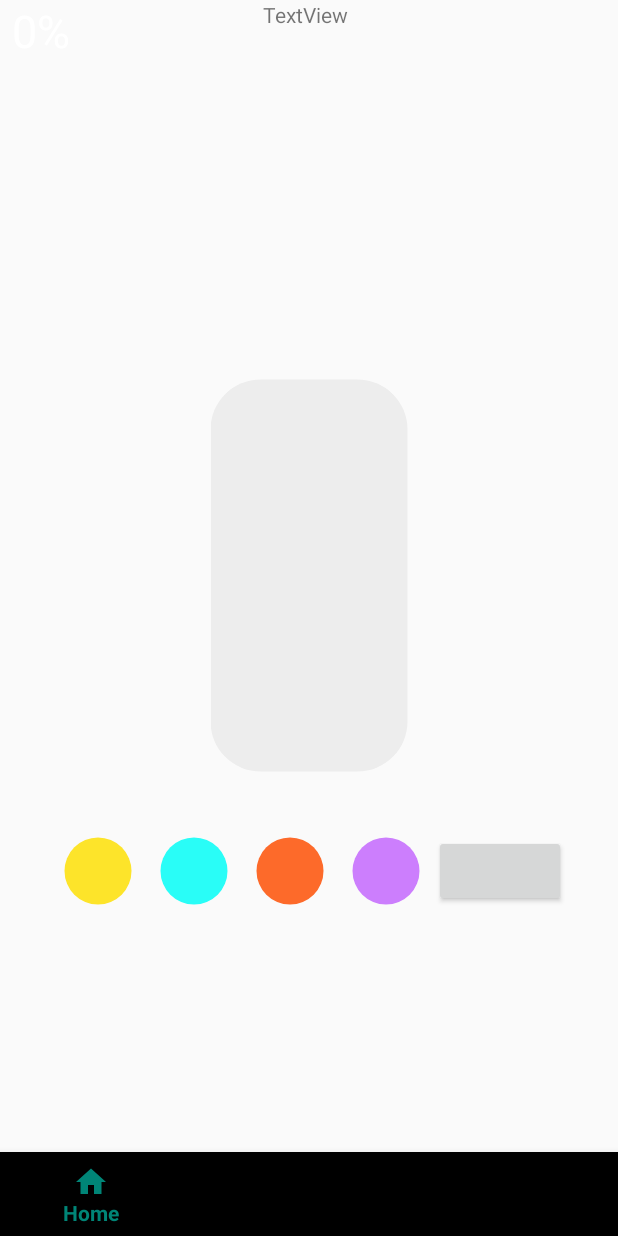
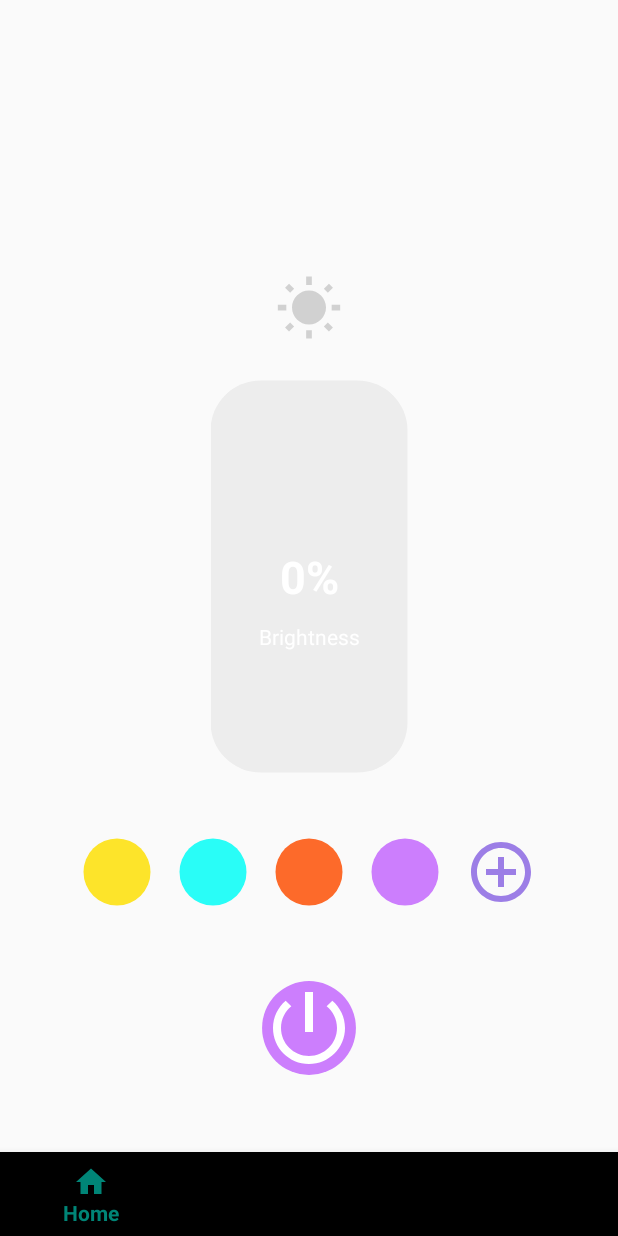
Before and after one commit to BonnyWang/PhotonLab-Android, an Android app: the fragment Fragment_Control placed in its activity, on a phone screen of 412 x 824 dp. Run offline under Robolectric (Android 15) with nearby library versions, the phone set to English and light mode, and no system bars.

Commit message:
More UI in Control Added

```diff
--- a/app/src/main/java/com/example/myapplication/Fragment_Control.java
+++ b/app/src/main/java/com/example/myapplication/Fragment_Control.java
@@ -1,7 +1,5 @@
 package com.example.myapplication;
 
-import android.content.Context;
-import android.net.Uri;
 import android.os.Bundle;
 
 import androidx.fragment.app.Fragment;
@@ -38,7 +36,7 @@ public class Fragment_Control extends Fragment {
 
     public void seekbar(View view) {
         seek_bar = (SeekBar)view.findViewById(R.id.seekBar5);
-        text_view = (TextView)view.findViewById(R.id.textView2);
+        text_view = (TextView)view.findViewById(R.id.bright_Value);
         progressValue = seek_bar.getProgress();
         text_view.setText(progressValue + "%");
 
--- a/app/src/main/java/com/example/myapplication/MainActivity.java
+++ b/app/src/main/java/com/example/myapplication/MainActivity.java
@@ -91,7 +91,7 @@ public class MainActivity extends AppCompatActivity  {
                     ft2.commit();
                     return true;
                 case R.id.navigation_notifications:
-
+                    to_Themes();
                     return true;
 
                 case R.id.navigation_notifications2:
@@ -257,6 +257,10 @@ public class MainActivity extends AppCompatActivity  {
 //                }
 //        );
 //   }
-
+public void to_Themes(){
+    Intent it_Themes = new Intent();
+    it_Themes.setClass(this, nimadetiaoseban.class);
+    startActivity(it_Themes);
+}
 
 }
--- /dev/null
+++ b/app/src/main/res/drawable/add_color_24dp.xml
@@ -0,0 +1,5 @@
+<vector android:height="24dp" android:tint="#9C7EE6"
+    android:viewportHeight="24.0" android:viewportWidth="24.0"
+    android:width="24dp" xmlns:android="http://schemas.android.com/apk/res/android">
+    <path android:fillColor="#FF000000" android:pathData="M13,7h-2v4L7,11v2h4v4h2v-4h4v-2h-4L13,7zM12,2C6.48,2 2,6.48 2,12s4.48,10 10,10 10,-4.48 10,-10S17.52,2 12,2zM12,20c-4.41,0 -8,-3.59 -8,-8s3.59,-8 8,-8 8,3.59 8,8 -3.59,8 -8,8z"/>
+</vector>
--- /dev/null
+++ b/app/src/main/res/drawable/bright_sun.xml
@@ -0,0 +1,5 @@
+<vector android:height="45dp" android:tint="#D1D1D1"
+    android:viewportHeight="24.0" android:viewportWidth="24.0"
+    android:width="45dp" xmlns:android="http://schemas.android.com/apk/res/android">
+    <path android:fillColor="#FF000000" android:pathData="M6.76,4.84l-1.8,-1.79 -1.41,1.41 1.79,1.79 1.42,-1.41zM4,10.5L1,10.5v2h3v-2zM13,0.55h-2L11,3.5h2L13,0.55zM20.45,4.46l-1.41,-1.41 -1.79,1.79 1.41,1.41 1.79,-1.79zM17.24,18.16l1.79,1.8 1.41,-1.41 -1.8,-1.79 -1.4,1.4zM20,10.5v2h3v-2h-3zM12,5.5c-3.31,0 -6,2.69 -6,6s2.69,6 6,6 6,-2.69 6,-6 -2.69,-6 -6,-6zM11,22.45h2L13,19.5h-2v2.95zM3.55,18.54l1.41,1.41 1.79,-1.8 -1.41,-1.41 -1.79,1.8z"/>
+</vector>
--- /dev/null
+++ b/app/src/main/res/drawable/power_button.xml
@@ -0,0 +1,6 @@
+<vector android:height="24dp" android:tint="#FFFFFF"
+    android:viewportHeight="24.0" android:viewportWidth="24.0"
+    android:width="24dp" xmlns:android="http://schemas.android.com/apk/res/android">
+    <path android:fillColor="#FF000000" android:pathData="M13,3h-2v10h2L13,3zM17.83,5.17l-1.42,1.42C17.99,7.86 19,9.81 19,12c0,3.87 -3.13,7 -7,7s-7,-3.13 -7,-7c0,-2.19 1.01,-4.14 2.58,-5.42L6.17,5.17C4.23,6.82 3,9.26 3,12c0,4.97 4.03,9 9,9s9,-4.03 9,-9c0,-2.74 -1.23,-5.18 -3.17,-6.83z"/>
+
+</vector>
--- a/app/src/main/res/layout/fragment__control_layout.xml
+++ b/app/src/main/res/layout/fragment__control_layout.xml
@@ -1,37 +1,39 @@
 <?xml version="1.0" encoding="utf-8"?>
 <FrameLayout xmlns:android="http://schemas.android.com/apk/res/android"
     xmlns:tools="http://schemas.android.com/tools"
+    xmlns:app="http://schemas.android.com/apk/res-auto"
     android:layout_width="match_parent"
     android:layout_height="match_parent"
     tools:context=".Fragment_Control">
 
-    <RelativeLayout
+    <androidx.constraintlayout.widget.ConstraintLayout
         android:layout_width="match_parent"
         android:layout_height="match_parent">
 
-        <TextView
-            android:id="@+id/textView4"
-            android:layout_width="wrap_content"
-            android:layout_height="wrap_content"
-            android:layout_marginStart="175dp"
-            android:layout_marginLeft="175dp"
-            android:layout_marginEnd="177dp"
-            android:layout_marginRight="177dp"
-            android:text="TextView" />
+        <SeekBar
+            android:id="@+id/seekBar5"
+            android:layout_width="293dp"
+            android:layout_height="131dp"
+            android:background="@null"
+            android:progressDrawable="@drawable/seekbar_drawable_progress"
+            android:rotation="-90"
+            android:thumb="@drawable/seekbar_drawable_thumb"
+            app:layout_constraintLeft_toLeftOf="parent"
+            app:layout_constraintRight_toRightOf="parent"
+            app:layout_constraintVertical_bias="0.5"
+            app:layout_constraintTop_toTopOf="parent"
+            app:layout_constraintBottom_toBottomOf="parent" />
 
         <LinearLayout
             android:id="@+id/coloroptions"
             android:layout_width="395dp"
             android:layout_height="143dp"
-            android:layout_marginStart="8dp"
-            android:layout_marginLeft="8dp"
+            android:gravity="center|center_horizontal"
+            android:orientation="horizontal"
+            app:layout_constraintTop_toBottomOf="@id/seekBar5"
             android:layout_marginTop="60dp"
-            android:layout_marginEnd="8dp"
-            android:layout_marginRight="8dp"
-            android:layout_marginBottom="8dp"
-            android:layout_below="@id/seekBar5"
-            android:gravity="center|center_horizontal"
-            android:orientation="horizontal">
+            app:layout_constraintLeft_toLeftOf="parent"
+            app:layout_constraintRight_toRightOf="parent">
 
             <Button
                 android:id="@+id/yellow_button"
@@ -83,35 +85,72 @@
                 android:background="@drawable/ovalpurple" />
 
             <Button
-                android:id="@+id/buttonOfChoice"
-                android:layout_width="wrap_content"
-                android:layout_height="wrap_content" />
+                android:id="@+id/AddColor"
+                android:layout_width="48dp"
+                android:layout_height="48dp"
+                android:layout_marginStart="8dp"
+                android:layout_marginLeft="8dp"
+                android:layout_marginTop="8dp"
+                android:layout_marginEnd="8dp"
+                android:layout_marginRight="8dp"
+                android:layout_marginBottom="8dp"
+                android:background="@drawable/add_color_24dp" />
+
         </LinearLayout>
 
+
+
         <TextView
-            android:id="@+id/textView2"
+            android:id="@+id/bright_Value"
             android:layout_width="wrap_content"
             android:layout_height="wrap_content"
-            android:layout_marginStart="8dp"
-            android:layout_marginLeft="8dp"
-            android:layout_marginEnd="8dp"
-            android:layout_marginRight="8dp"
-            android:layout_marginBottom="8dp"
             android:text="@string/Progress"
             android:textColor="#FFFFFF"
-            android:textSize="30sp" />
+            android:textSize="30sp"
+            android:textStyle="bold"
+            app:layout_constraintLeft_toLeftOf="parent"
+            app:layout_constraintRight_toRightOf="parent"
+            app:layout_constraintTop_toTopOf="@id/seekBar5"
+            app:layout_constraintBottom_toBottomOf="@id/seekBar5"/>
+        <TextView
+            android:layout_width="wrap_content"
+            android:layout_height="wrap_content"
+            android:text="@string/Brightness"
+            android:textColor="#FFFFFF"
+            app:layout_constraintTop_toBottomOf="@id/bright_Value"
+            app:layout_constraintLeft_toLeftOf="parent"
+            app:layout_constraintRight_toRightOf="parent"
+            android:layout_marginTop="10dp"/>
 
-        <SeekBar
-            android:id="@+id/seekBar5"
-            android:layout_width="293dp"
-            android:layout_height="131dp"
-            android:layout_centerHorizontal="true"
-            android:layout_centerVertical="true"
-            android:background="@null"
-            android:rotation="-90"
-            android:progressDrawable="@drawable/seekbar_drawable_progress"
-            android:thumb="@drawable/seekbar_drawable_thumb" />
-    </RelativeLayout>
+        <Button
+            android:id="@+id/Power"
+            android:layout_width="64dp"
+            android:layout_height="64dp"
+            app:layout_constraintTop_toBottomOf="@id/coloroptions"
+            app:layout_constraintLeft_toLeftOf="parent"
+            app:layout_constraintRight_toRightOf="parent"
+            android:background="@drawable/power_button" />
+
+        <ImageView
+            android:id="@+id/imageView"
+            android:layout_width="wrap_content"
+            android:layout_height="wrap_content"
+            app:srcCompat="@drawable/bright_sun"
+            app:layout_constraintBottom_toTopOf="@id/seekBar5"
+            app:layout_constraintLeft_toLeftOf="parent"
+            app:layout_constraintRight_toRightOf="parent"
+            android:layout_marginBottom="90dp"/>
+
+        <ImageView
+            android:id="@+id/imageView2"
+            android:layout_width="64dp"
+            android:layout_height="64dp"
+            android:src="@drawable/ovalpurple"
+            app:layout_constraintTop_toBottomOf="@id/coloroptions"
+            app:layout_constraintLeft_toLeftOf="parent"
+            app:layout_constraintRight_toRightOf="parent" />
+
+    </androidx.constraintlayout.widget.ConstraintLayout>
 
 
 </FrameLayout>
--- a/app/src/main/res/values/strings.xml
+++ b/app/src/main/res/values/strings.xml
@@ -8,6 +8,7 @@
     <string name="title_activity_themes">Themes</string>
     <string name="demo_card_text">DemoCard</string>
     <string name="Progress">Progress</string>
+    <string name="Brightness">Brightness</string>
 
     <!-- TODO: Remove or change this placeholder text -->
     <string name="hello_blank_fragment">Hello blank fragment</string>>
```
